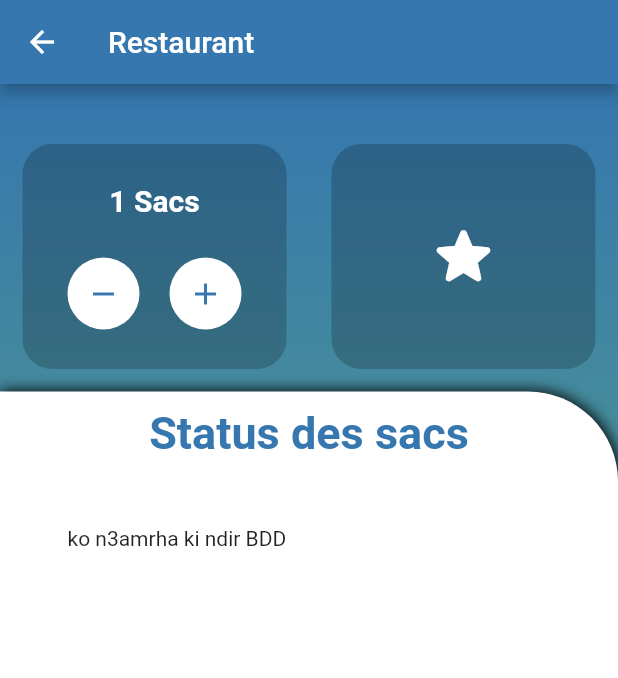
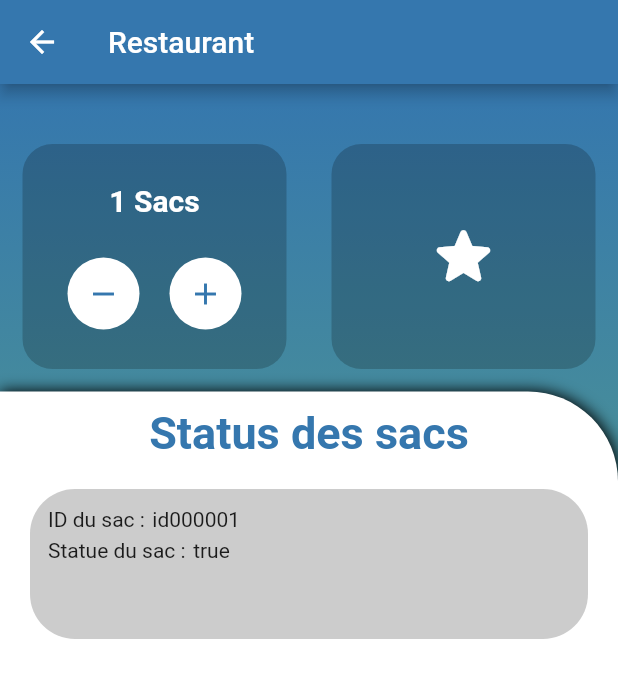
Before and after one commit to Taki-Takieddine/Save-Us, a Flutter app: the Restaurent screen opened directly, after a tap on the "add" icon, on a phone screen of 412 x 824 dp. Shown: the top 678 px of the screen. Run offline on Flutter 3.47's test engine with Material 2 defaults, Android fonts, the light colour scheme and no system bars; our stand-ins replace cloud_firestore, firebase_auth, firebase_core, geolocator, google_maps_flutter; accounts and stored records are empty.

Commit message:
add sac down

```diff
--- a/lib/models/sac.dart
+++ b/lib/models/sac.dart
@@ -8,7 +8,7 @@ class Sac {
     required this.idLivreur,
   });
 
-  final String id;
+  late final String id;
   final String idResto;
   final bool statue;
   final String idLivreur;
@@ -39,6 +39,7 @@ class Sac {
       'statue': statue,
       'idResto': idResto,
       'idLivreur': idLivreur,
+
     };
   }
 }
--- a/lib/screen/restaurent.dart
+++ b/lib/screen/restaurent.dart
@@ -19,9 +19,9 @@ class Restaurent extends StatefulWidget {
 
 class _Restaurent extends State<Restaurent> {
  late int nombresac=0;
+  var idResto= FirebaseAuth.instance.currentUser!.uid;
  int index=0;
   final items=List.generate(50, (counter) => 'Item:$counter');
-
 
   @override
   Widget build(BuildContext context) {
@@ -85,11 +85,14 @@ class _Restaurent extends State<Restaurent> {
                                child: Center(
                                  child:IconButton(
                                onPressed:() {
-                                 setState(() {
+                                 setState(() async {
                                    if(nombresac>0){
                                    nombresac-=1;
+
                                     }
-                                 });
+                                    }
+
+                                 );
                                }, icon: const Icon(Icons.remove_outlined,color: Color.fromARGB(255, 53, 119, 174),),
 
                              ),),
@@ -108,16 +111,16 @@ class _Restaurent extends State<Restaurent> {
                              child: IconButton(
                                onPressed:() {
                                  setState(() {
-
                                    nombresac+=1;
                                      final sac = Sac(
-                                     id: '',
+
                                      dateDepo: DateTime.now(),
                                      dateLiv:  DateTime.now(),
                                      idResto:FirebaseAuth.instance.currentUser!.uid,
                                      statue: true,
-                                     idLivreur: '');
+                                     idLivreur: '', id: '');
                                      createSac(sac);
+
                                  });
                                },
                                icon: const Icon(Icons.add,color: Color.fromARGB(255, 53, 119, 174),),
@@ -145,7 +148,8 @@ class _Restaurent extends State<Restaurent> {
                       ),
                     ],
                   ),
-                  Container(
+                  SingleChildScrollView(
+                    child: Container(
                        width: MediaQuery.of(context).size.width,
                        height: MediaQuery.of(context).size.height,
                       decoration: const BoxDecoration(
@@ -162,21 +166,67 @@ class _Restaurent extends State<Restaurent> {
                           BorderRadius.only(topRight: Radius.circular(60),
                        ),
                     ),
+                    child:Column(
+                      children: [
+
+                       const SizedBox(height: 10,),
+                       const Text("Status des sacs",style: TextStyle(color: Color.fromARGB(255, 53, 119, 174,),fontWeight: FontWeight.bold,fontSize: 30),),
+                        StreamBuilder<QuerySnapshot>(
+                    stream:FirebaseFirestore.instance.collection('sac')
+                        .where('idResto',isEqualTo:idResto ).snapshots(),
+                    builder: (BuildContext context, AsyncSnapshot<QuerySnapshot> snapshot) {
+                      if (snapshot.hasError) {
+                        return const Text('Something went wrong');
+                      }
+
+                      if (snapshot.connectionState == ConnectionState.waiting) {
+                        return const CircularProgressIndicator();
+                      }
+
+                      return Expanded(
+                        child: ListView.builder(
+
+                                itemCount:snapshot.data?.docs.length,
+                                 itemBuilder: (BuildContext context, int index) {
+                                 return Padding(
+                                   padding:const EdgeInsets.all(20),
+                                   child: Container(
+                                     height: 100,
+                                    width: MediaQuery.of(context).size.width,
+                                    decoration: BoxDecoration(
+                                      color: Colors.transparent.withOpacity(0.2),
+                                      borderRadius:BorderRadius.circular(30),
+                                    ),
+                                    child:Padding(
+                                      padding: const EdgeInsets.all(12),
                                       child: Column(
                                         children: [
-                      const SizedBox(height: 10,),
-                      const Text("Status des sacs",style: TextStyle(color: Color.fromARGB(255, 53, 119, 174,),fontWeight: FontWeight.bold,fontSize: 30),),
-                      Container(
+                                          Row(
+                                            children:[
+                                              const  Text('ID du sac :'),
+                                             const SizedBox(width: 5,),
+                                              Text((snapshot.data?.docs[index].id).toString()),
+                                            ],
+                                          ),
+                                          const SizedBox(height: 5,),
+                                          Row(
+                                            children:  [
+                                           const Text('Statue du sac :'),
 
-                                      width: MediaQuery.of(context).size.width,
-                                      margin: const EdgeInsets.all(25),
-
-                                              child:Container(
-                                                width:MediaQuery.of(context).size.width ,
-                                                margin: const EdgeInsets.all(20),
-                                                height: 350,
-                                                child: const Text('ko n3amrha ki ndir BDD')),
-                      )],
+                                            const  SizedBox(width: 5,),
+                                            Text((snapshot.data?.docs[index]['statue']).toString()),
+                                            ],
+                                          )
+                                        ],
+                                      ),
+                                    ),
+                                     ),
+                                 );
+                                 }),
+                      );
+                    },
+                    )]
+                      ),
                        ),
                   ),
                     ],
@@ -192,4 +242,6 @@ class _Restaurent extends State<Restaurent> {
     final docsac = FirebaseFirestore.instance.collection('sac').doc();
     await docsac.set(sac.toMapSac());
   }
+
+
 }
```
Lines whose indentation alone changed are shown as unchanged.
